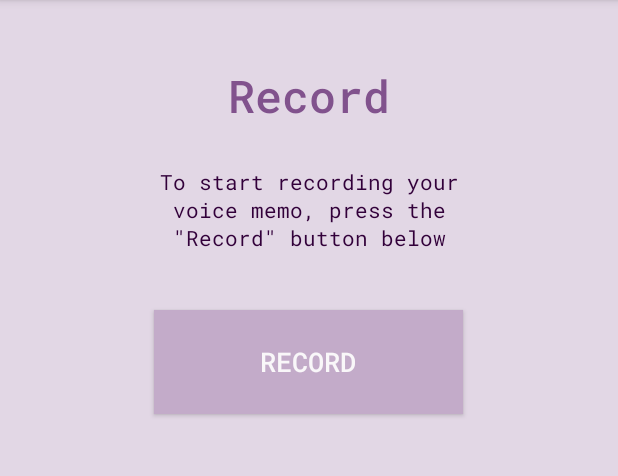
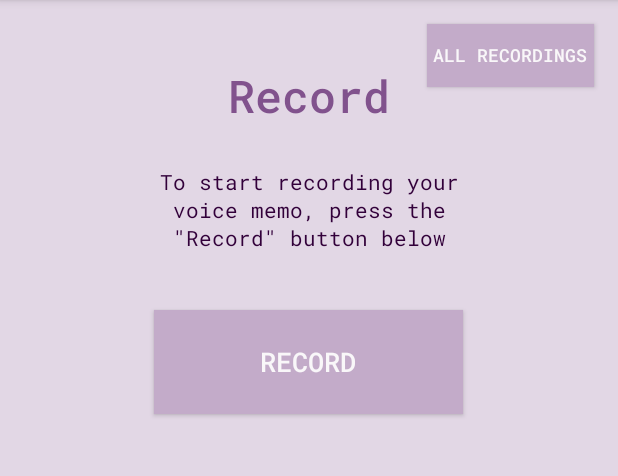
Before and after one commit to mtculberson/Voice_Memos, an Android app: the RecordingActivity screen opened directly, with no data from a screen before it, on a phone screen of 412 x 824 dp, the part 84-560 px from its top. Run offline under Robolectric (Android 15) with nearby library versions, the phone set to English and light mode, and no system bars.

```diff
--- a/app/src/main/java/com/example/voicememos/RecordingActivity.java
+++ b/app/src/main/java/com/example/voicememos/RecordingActivity.java
@@ -1,5 +1,6 @@
 package com.example.voicememos;
 
+import android.content.Intent;
 import android.media.MediaPlayer;
 import android.media.MediaRecorder;
 
@@ -49,6 +50,15 @@ public class RecordingActivity extends AppCompatActivity {
     protected void onCreate(Bundle savedInstanceState) {
         super.onCreate(savedInstanceState);
         setContentView(R.layout.activity_recording);
+
+        Button btn = (Button)findViewById(R.id.viewbutton);
+
+        btn.setOnClickListener(new View.OnClickListener() {
+            @Override
+            public void onClick(View view) {
+                startActivity(new Intent(RecordingActivity.this, ListFilesActivity.class));
+            }
+        });
 
         Start = (Button) findViewById(R.id.button);
         Stop = (Button) findViewById(R.id.button2);
--- a/app/src/main/res/layout/activity_recording.xml
+++ b/app/src/main/res/layout/activity_recording.xml
@@ -5,6 +5,21 @@
     android:layout_width="match_parent"
     android:layout_height="match_parent"
     android:background="#E2d7e5">
+
+    <Button
+        android:id="@+id/viewbutton"
+        android:layout_width="111dp"
+        android:layout_height="42dp"
+        android:layout_marginTop="16dp"
+        android:background="#C3ABC9"
+        android:fontFamily="@font/roboto_mono_medium"
+        android:text="@string/view_recordings"
+        android:textColor="#f9f7f9"
+        android:textSize="12sp"
+        app:layout_constraintEnd_toEndOf="parent"
+        app:layout_constraintHorizontal_bias="0.946"
+        app:layout_constraintStart_toStartOf="parent"
+        app:layout_constraintTop_toTopOf="parent" />
 
     <Button
         android:id="@+id/button"
--- a/app/src/main/res/values/strings.xml
+++ b/app/src/main/res/values/strings.xml
@@ -8,4 +8,5 @@
     <string name="recordplaying_start">Start Playing Recording</string>
     <string name="recordplaying_stop">Stop Playing Recording</string>
     <string name="record_new">New Recording</string>
+    <string name="view_recordings">All Recordings</string>
 </resources>
```
Also changed, not shown: app/src/main/AndroidManifest.xml (+6 -3 lines), app/src/main/java/com/example/voicememos/ListFilesActivity.java (added, +114 -0 lines), app/src/main/res/layout/activity_list_files.xml (added, +16 -0 lines).
